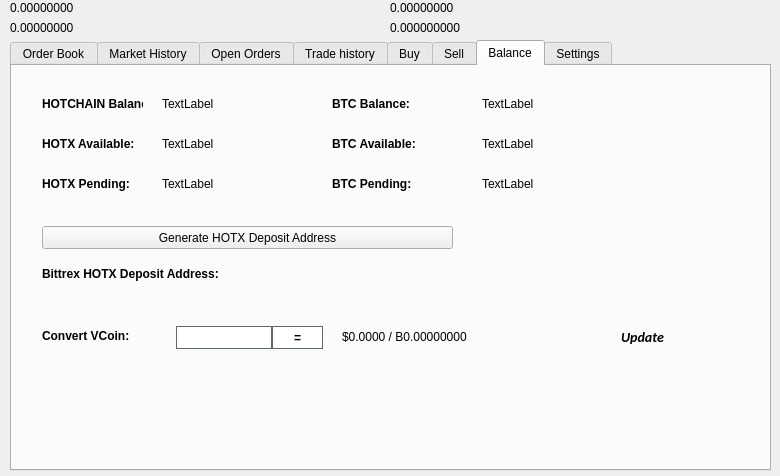
Old version of the form src/qt/forms/tradingdialog.ui in the repository Hotchain-HOTX/Hotchain.
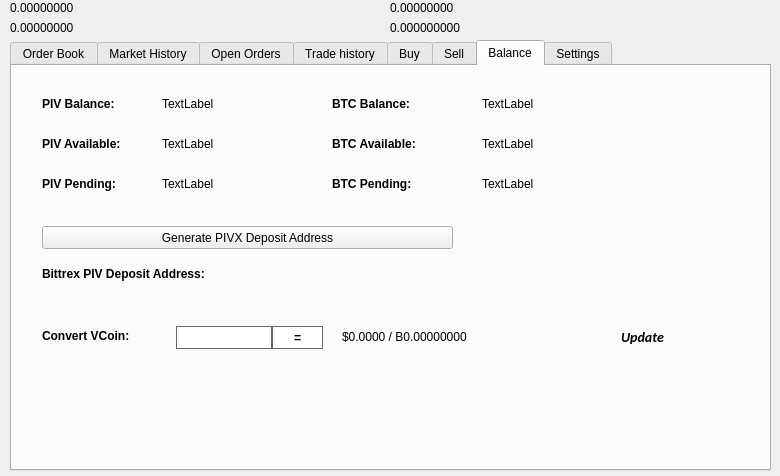
New version of the form. The open tabs and pages were chosen to show the change. Icons and pictures are not drawn.

Commit message: Plain pivx

```diff
--- a/src/qt/forms/tradingdialog.ui
+++ b/src/qt/forms/tradingdialog.ui
@@ -2762,7 +2762,7 @@
       </font>
      </property>
      <property name="text">
-      <string>HOTCHAIN Balance:</string>
+      <string>PIV Balance:</string>
      </property>
     </widget>
     <widget class="QLabel" name="label_12">
@@ -2813,7 +2813,7 @@
       </font>
      </property>
      <property name="text">
-      <string>HOTX Available:</string>
+      <string>PIV Available:</string>
      </property>
     </widget>
     <widget class="QLabel" name="label_14">
@@ -2832,7 +2832,7 @@
       </font>
      </property>
      <property name="text">
-      <string>HOTX Pending:</string>
+      <string>PIV Pending:</string>
      </property>
     </widget>
     <widget class="QLabel" name="HOTCHAINPendingLabel">
@@ -2928,7 +2928,7 @@
       </font>
      </property>
      <property name="text">
-      <string>Bittrex HOTX Deposit Address:</string>
+      <string>Bittrex PIV Deposit Address:</string>
      </property>
     </widget>
     <widget class="QPushButton" name="GenDepositBTN">
@@ -2941,7 +2941,7 @@
       </rect>
      </property>
      <property name="text">
-      <string>Generate HOTX Deposit Address</string>
+      <string>Generate PIVX Deposit Address</string>
      </property>
      <property name="icon">
       <iconset resource="../hotchain.qrc">
```
Left out of the diff: 46 changed lines with no effect on the pictures. The commit also changes 1443 other files.
